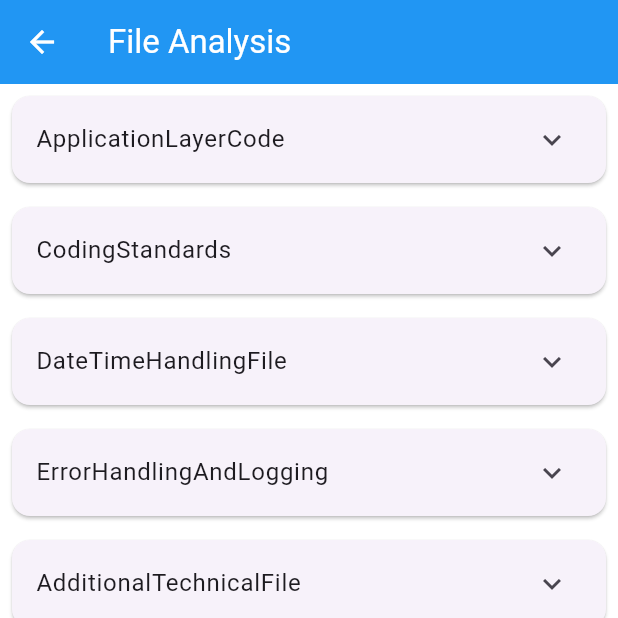
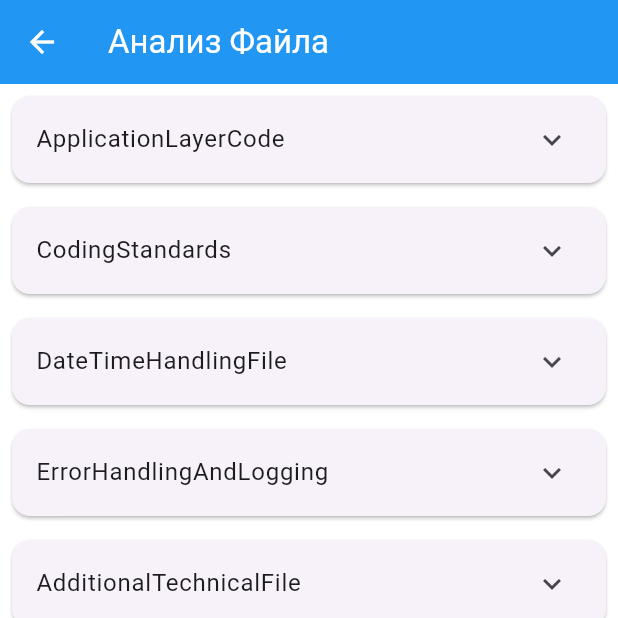
Before and after one commit to hensybex/evraz_hack, a Flutter app: the FileAnalysisScreen screen opened directly with empty values, on a phone screen of 412 x 824 dp, the top half of it. Run offline on Flutter 3.47's test engine with Material 3 defaults, Android fonts, the phone set to English and light mode, and no system bars; our stand-ins replace dio, file_picker, go_router; network calls fail.

Commit message:
Initial commit

```diff
--- a/front/lib/main.dart
+++ b/front/lib/main.dart
@@ -13,7 +13,7 @@ void main() {
         ChangeNotifierProvider(create: (_) => ProjectOverviewProvider()),
         ChangeNotifierProvider(create: (_) => FileAnalysisProvider()),
       ],
-      child: MyApp(),
+      child: const MyApp(),
     ),
   );
 }
@@ -22,7 +22,7 @@ final ThemeData lightTheme = ThemeData(
   brightness: Brightness.light,
   primarySwatch: Colors.blue,
   scaffoldBackgroundColor: Colors.white,
-  appBarTheme: AppBarTheme(
+  appBarTheme: const AppBarTheme(
     backgroundColor: Colors.blue,
     foregroundColor: Colors.white,
   ),
@@ -32,7 +32,7 @@ final ThemeData darkTheme = ThemeData(
   brightness: Brightness.dark,
   primarySwatch: Colors.deepPurple,
   scaffoldBackgroundColor: Colors.black,
-  appBarTheme: AppBarTheme(
+  appBarTheme: const AppBarTheme(
     backgroundColor: Colors.deepPurple,
     foregroundColor: Colors.white,
   ),
@@ -45,7 +45,7 @@ class MyApp extends StatelessWidget {
   Widget build(BuildContext context) {
     return MaterialApp.router(
       routerConfig: router,
-      title: 'Programming Projects',
+      title: 'ЕВРАЗ Хакатон',
       theme: lightTheme, // Light theme configuration
       darkTheme: darkTheme, // Dark theme configuration
     );
--- a/front/lib/screens/file_analysis_screen.dart
+++ b/front/lib/screens/file_analysis_screen.dart
@@ -29,7 +29,7 @@ class _FileAnalysisScreenState extends State<FileAnalysisScreen> {
       builder: (context, provider, child) {
         if (provider.isLoading) {
           return Scaffold(
-            appBar: AppBar(title: Text('File Analysis')),
+            appBar: AppBar(title: Text('Анализ Файла')),
             body: Center(child: CircularProgressIndicator()),
           );
         }
@@ -37,7 +37,7 @@ class _FileAnalysisScreenState extends State<FileAnalysisScreen> {
         final analysisResults = provider.analysisResults;
 
         return Scaffold(
-          appBar: AppBar(title: Text('File Analysis')),
+          appBar: AppBar(title: Text('Анализ Файла')),
           body: ListView(
             children: _buildAnalysisContainers(analysisResults),
           ),
@@ -79,7 +79,7 @@ class _FileAnalysisScreenState extends State<FileAnalysisScreen> {
           title: Text(promptName),
           children: [
             ListTile(
-              title: Text('Compliance: ${result.compliance}'),
+              title: Text('Соответствует требованиям: ${result.compliance}'),
             ),
             Padding(
               padding: const EdgeInsets.symmetric(horizontal: 16.0),
@@ -87,7 +87,7 @@ class _FileAnalysisScreenState extends State<FileAnalysisScreen> {
                 crossAxisAlignment: CrossAxisAlignment.start,
                 children: [
                   const Text(
-                    'Issues:',
+                    'Проблемы:',
                     style: TextStyle(fontWeight: FontWeight.bold),
                   ),
                   ..._parseStringToList(result.issues).map((issue) {
@@ -95,7 +95,7 @@ class _FileAnalysisScreenState extends State<FileAnalysisScreen> {
                   }),
                   const SizedBox(height: 8),
                   const Text(
-                    'Recommendations:',
+                    'Рекомендации:',
                     style: TextStyle(fontWeight: FontWeight.bold),
                   ),
                   ..._parseStringToList(result.recommendations).map((rec) {
--- a/front/lib/widgets/project_card.dart
+++ b/front/lib/widgets/project_card.dart
@@ -27,7 +27,7 @@ class ProjectCard extends StatelessWidget {
     return Card(
       child: ListTile(
         title: Text(project.name),
-        subtitle: Text('Language: $languageName'),
+        subtitle: Text('Язык Программирования: $languageName'),
         onTap: () {
           context.go('/project/${project.id}');
         },
--- a/front/lib/widgets/project_file_card.dart
+++ b/front/lib/widgets/project_file_card.dart
@@ -16,7 +16,8 @@ class ProjectFileCard extends StatelessWidget {
           : Colors.red[100], // Change color based on `wasAnalyzed`
       child: ListTile(
         title: Text(file.name),
-        subtitle: Text('Was Analyzed: ${file.wasAnalyzed ? 'Yes' : 'No'}'),
+        subtitle:
+            Text('Успешно проанализирован: ${file.wasAnalyzed ? 'Да' : 'Нет'}'),
         onTap: () {
           context.go('/project/$projectId/file/${file.id}');
         },
```
Also changed, not shown: front/lib/screens/project_overview_screen.dart (+18 -21 lines), front/lib/screens/projects_screen.dart (+6 -6 lines).
